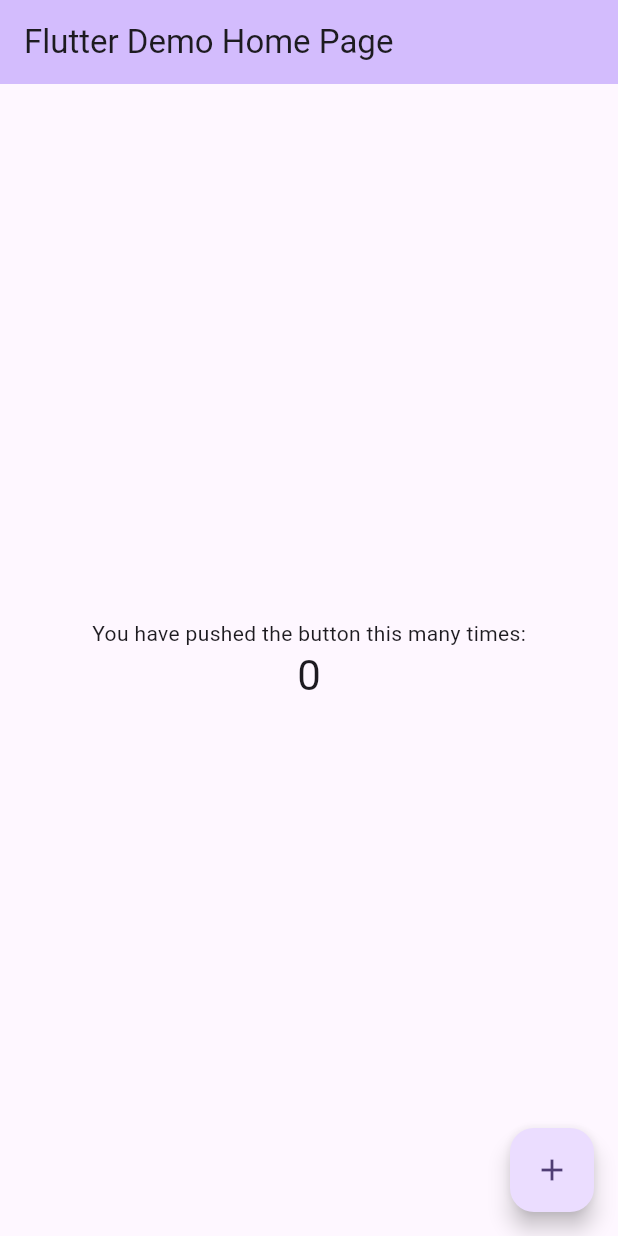
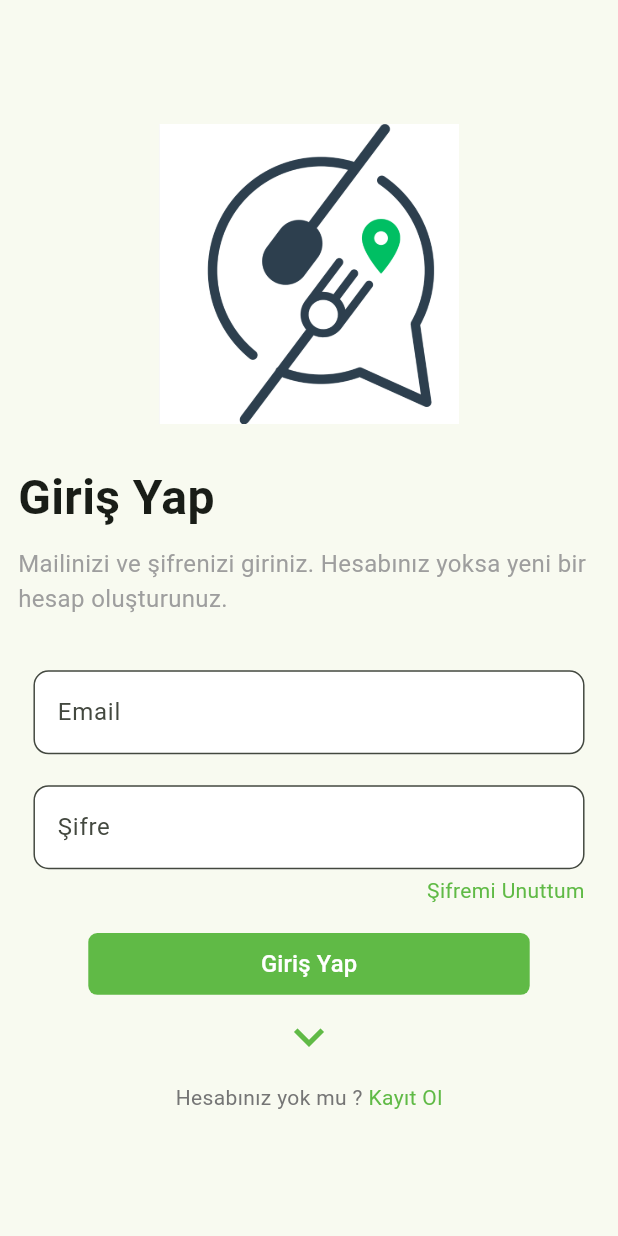
Before and after one commit to mehmetakifkucukkaya/gastronav_AppJam_OUA, a Flutter app: the screen it shows after launch, on a phone screen of 412 x 824 dp. Run offline on Flutter 3.47's test engine with Material 3 defaults, Android fonts, the phone set to English and light mode, and no system bars; our stand-ins replace firebase_core; accounts and stored records are empty.

Commit message:
Created LoginPage

```diff
--- a/lib/main.dart
+++ b/lib/main.dart
@@ -1,6 +1,7 @@
 import 'package:firebase_core/firebase_core.dart';
 import 'package:flutter/material.dart';
 import 'package:gastro_nav/firebase_options.dart';
+import 'package:gastro_nav/pages/auth/login_page.dart';
 
 void main() async {
   WidgetsFlutterBinding.ensureInitialized();
@@ -13,119 +14,18 @@
 class MyApp extends StatelessWidget {
   const MyApp({super.key});
 
-  // This widget is the root of your application.
   @override
   Widget build(BuildContext context) {
     return MaterialApp(
-      title: 'Flutter Demo',
+      debugShowCheckedModeBanner: false,
+      title: 'GastroNav',
       theme: ThemeData(
-        // This is the theme of your application.
-        //
-        // TRY THIS: Try running your application with "flutter run". You'll see
-        // the application has a purple toolbar. Then, without quitting the app,
-        // try changing the seedColor in the colorScheme below to Colors.green
-        // and then invoke "hot reload" (save your changes or press the "hot
-        // reload" button in a Flutter-supported IDE, or press "r" if you used
-        // the command line to start the app).
-        //
-        // Notice that the counter didn't reset back to zero; the application
-        // state is not lost during the reload. To reset the state, use hot
-        // restart instead.
-        //
-        // This works for code too, not just values: Most code changes can be
-        // tested with just a hot reload.
-        colorScheme: ColorScheme.fromSeed(seedColor: Colors.deepPurple),
+        colorScheme:
+            ColorScheme.fromSeed(seedColor: const Color(0xFF60BA46)),
         useMaterial3: true,
       ),
-      home: const MyHomePage(title: 'Flutter Demo Home Page'),
+      routes: {"/loginPage": (context) => const LoginPage()},
+      home: const LoginPage(),
     );
   }
 }
-
-class MyHomePage extends StatefulWidget {
-  const MyHomePage({super.key, required this.title});
-
-  // This widget is the home page of your application. It is stateful, meaning
-  // that it has a State object (defined below) that contains fields that affect
-  // how it looks.
-
-  // This class is the configuration for the state. It holds the values (in this
-  // case the title) provided by the parent (in this case the App widget) and
-  // used by the build method of the State. Fields in a Widget subclass are
-  // always marked "final".
-
-  final String title;
-
-  @override
-  State<MyHomePage> createState() => _MyHomePageState();
-}
-
-class _MyHomePageState extends State<MyHomePage> {
-  int _counter = 0;
-
-  void _incrementCounter() {
-    setState(() {
-      // This call to setState tells the Flutter framework that something has
-      // changed in this State, which causes it to rerun the build method below
-      // so that the display can reflect the updated values. If we changed
-      // _counter without calling setState(), then the build method would not be
-      // called again, and so nothing would appear to happen.
-      _counter++;
-    });
-  }
-
-  @override
-  Widget build(BuildContext context) {
-    // This method is rerun every time setState is called, for instance as done
-    // by the _incrementCounter method above.
-    //
-    // The Flutter framework has been optimized to make rerunning build methods
-    // fast, so that you can just rebuild anything that needs updating rather
-    // than having to individually change instances of widgets.
-    return Scaffold(
-      appBar: AppBar(
-        // TRY THIS: Try changing the color here to a specific color (to
-        // Colors.amber, perhaps?) and trigger a hot reload to see the AppBar
-        // change color while the other colors stay the same.
-        backgroundColor: Theme.of(context).colorScheme.inversePrimary,
-        // Here we take the value from the MyHomePage object that was created by
-        // the App.build method, and use it to set our appbar title.
-        title: Text(widget.title),
-      ),
-      body: Center(
-        // Center is a layout widget. It takes a single child and positions it
-        // in the middle of the parent.
-        child: Column(
-          // Column is also a layout widget. It takes a list of children and
-          // arranges them vertically. By default, it sizes itself to fit its
-          // children horizontally, and tries to be as tall as its parent.
-          //
-          // Column has various properties to control how it sizes itself and
-          // how it positions its children. Here we use mainAxisAlignment to
-          // center the children vertically; the main axis here is the vertical
-          // axis because Columns are vertical (the cross axis would be
-          // horizontal).
-          //
-          // TRY THIS: Invoke "debug painting" (choose the "Toggle Debug Paint"
-          // action in the IDE, or press "p" in the console), to see the
-          // wireframe for each widget.
-          mainAxisAlignment: MainAxisAlignment.center,
-          children: <Widget>[
-            const Text(
-              'You have pushed the button this many times:',
-            ),
-            Text(
-              '$_counter',
-              style: Theme.of(context).textTheme.headlineMedium,
-            ),
-          ],
-        ),
-      ),
-      floatingActionButton: FloatingActionButton(
-        onPressed: _incrementCounter,
-        tooltip: 'Increment',
-        child: const Icon(Icons.add),
-      ), // This trailing comma makes auto-formatting nicer for build methods.
-    );
-  }
-}
--- /dev/null
+++ b/lib/pages/auth/login_page.dart
@@ -0,0 +1,67 @@
+import 'package:flutter/material.dart';
+import 'package:flutter/widgets.dart';
+import 'package:gastro_nav/widgets/login_form.dart';
+
+class LoginPage extends StatelessWidget {
+  const LoginPage({super.key});
+
+  @override
+  Widget build(BuildContext context) {
+    // var ekranBilgisi = MediaQuery.of(context);
+
+    // final ekranYuksekligi = ekranBilgisi.size.height;
+    // final ekranGenisligi = ekranBilgisi.size.width;
+
+    return Scaffold(
+      body: Center(
+        child: SingleChildScrollView(
+          child: Padding(
+            padding: const EdgeInsets.all(12.0),
+            child: Column(
+              children: [
+                //* Logo ve Yazı
+                Column(
+                  children: [
+                    SizedBox(
+                      width: 220,
+                      height: 200,
+                      child: Image.asset(
+                        "assets/logo.png",
+                      ),
+                    ),
+                    const SizedBox(
+                      height: 26,
+                    ),
+                    const Align(
+                      alignment: Alignment.centerLeft,
+                      child: Text(
+                        "Giriş Yap",
+                        style: TextStyle(
+                            fontSize: 32, fontWeight: FontWeight.bold),
+                      ),
+                    ),
+                    const SizedBox(
+                      height: 10,
+                    ),
+                    Text(
+                      "Mailinizi ve şifrenizi giriniz. Hesabınız yoksa yeni bir hesap oluşturunuz.",
+                      style: TextStyle(
+                        fontSize: 16,
+                        color: Colors.grey.shade500,
+                      ),
+                    )
+                  ],
+                ),
+                const SizedBox(
+                  height: 26,
+                ),
+                //* Form ve Butonlar
+                const LoginForm(),
+              ],
+            ),
+          ),
+        ),
+      ),
+    );
+  }
+}
--- /dev/null
+++ b/lib/widgets/login_form.dart
@@ -0,0 +1,163 @@
+// ignore_for_file: dead_code
+
+import 'package:flutter/material.dart';
+
+class LoginForm extends StatefulWidget {
+  const LoginForm({super.key});
+
+  @override
+  State<LoginForm> createState() => _LoginFormState();
+}
+
+class _LoginFormState extends State<LoginForm> {
+  @override
+  Widget build(BuildContext context) {
+    var ekranBilgisi = MediaQuery.of(context);
+
+    final ekranYuksekligi = ekranBilgisi.size.width;
+    final ekranGenisligi = ekranBilgisi.size.width;
+
+    //* Keys
+    var emailAdiController = TextEditingController();
+    var sifreController = TextEditingController();
+
+    var formKey = GlobalKey<FormState>();
+
+    return Form(
+      key: formKey,
+      child: Column(
+        children: [
+          //* Email
+          Padding(
+            padding: EdgeInsets.all(ekranGenisligi / 40),
+            child: TextFormField(
+              controller: emailAdiController,
+              decoration: const InputDecoration(
+                hintText: "Email",
+                filled: true,
+                fillColor: Colors.white,
+                border: OutlineInputBorder(
+                    borderRadius: BorderRadius.all(
+                  Radius.circular(10),
+                )),
+              ),
+              validator: (emailAdiController) {
+                if (emailAdiController!.isEmpty) {
+                  return "Email alanı boş bırakılamaz !";
+                }
+                return null;
+              },
+            ),
+          ),
+          //* Sifre
+          Padding(
+            padding: EdgeInsets.all(ekranGenisligi / 40),
+            child: Column(
+              children: [
+                TextFormField(
+                  controller: sifreController,
+                  obscureText: true,
+                  decoration: const InputDecoration(
+                    hintText: "Şifre",
+                    filled: true,
+                    fillColor: Colors.white,
+                    border: OutlineInputBorder(
+                      borderRadius: BorderRadius.all(
+                        Radius.circular(10),
+                      ),
+                    ),
+                  ),
+                  validator: (sifreController) {
+                    if (sifreController!.isEmpty) {
+                      return "Şifre boş bırakılamaz !";
+                    }
+
+                    if (sifreController.length < 6) {
+                      return "Şifreniz en az 6 karakter olmalıdır !";
+                    }
+                    return null;
+                  },
+                ),
+                const SizedBox(height: 4),
+                //* Şifremi Unuttum
+                GestureDetector(
+                  child: const Align(
+                    alignment: Alignment.centerRight,
+                    child: Text(
+                      "Şifremi Unuttum",
+                      style: TextStyle(color: Color(0xFF60BA46)),
+                    ),
+                  ),
+                ),
+              ],
+            ),
+          ),
+
+          //*Button
+          Padding(
+            padding: EdgeInsets.all(ekranYuksekligi / 50),
+            child: SizedBox(
+              height: ekranYuksekligi / 10,
+              width: ekranGenisligi / 1.4,
+              child: TextButton(
+                onPressed: () {
+                  if (formKey.currentState!.validate()) {
+                    ScaffoldMessenger.of(context).showSnackBar(
+                      const SnackBar(
+                        content: Center(
+                          child: Text('Giriş Yapılıyor...'),
+                        ),
+                      ),
+                    );
+                  }
+                },
+                style: ButtonStyle(
+                  shape: MaterialStateProperty.all(
+                    RoundedRectangleBorder(
+                      borderRadius: BorderRadius.circular(6.0),
+                    ),
+                  ),
+                  backgroundColor:
+                      MaterialStateProperty.all(const Color(0xFF60BA46)),
+                ),
+                child: Text(
+                  "Giriş Yap",
+                  style: TextStyle(
+                      color: Colors.white, fontSize: ekranGenisligi / 26),
+                ),
+              ),
+            ),
+          ),
+
+          const Icon(
+            Icons.keyboard_arrow_down_outlined,
+            color: Color(0xFF60BA46),
+            size: 40,
+          ),
+
+          //* Kayıt Ol Yazısı
+          const SizedBox(height: 10),
+          Row(
+            mainAxisAlignment: MainAxisAlignment.center,
+            children: [
+              Text(
+                "Hesabınız yok mu ? ",
+                style: TextStyle(
+                  color: Colors.grey.shade600,
+                ),
+              ),
+              GestureDetector(
+                child: const Text(
+                  "Kayıt Ol",
+                  style: TextStyle(
+                    color: Color(0xFF60BA46),
+                  ),
+                ),
+              )
+            ],
+          )
+        ],
+      ),
+    );
+  }
+}
```
Also changed, not shown: pubspec.yaml (+4 -6 lines), assets/logo.png (added).
